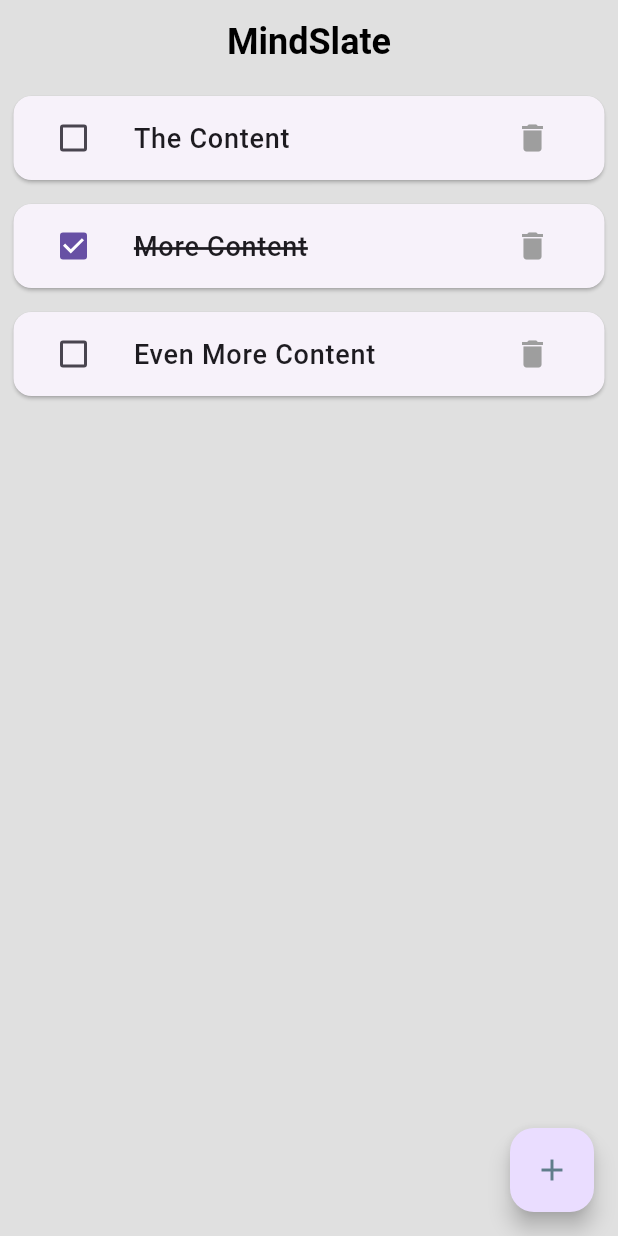
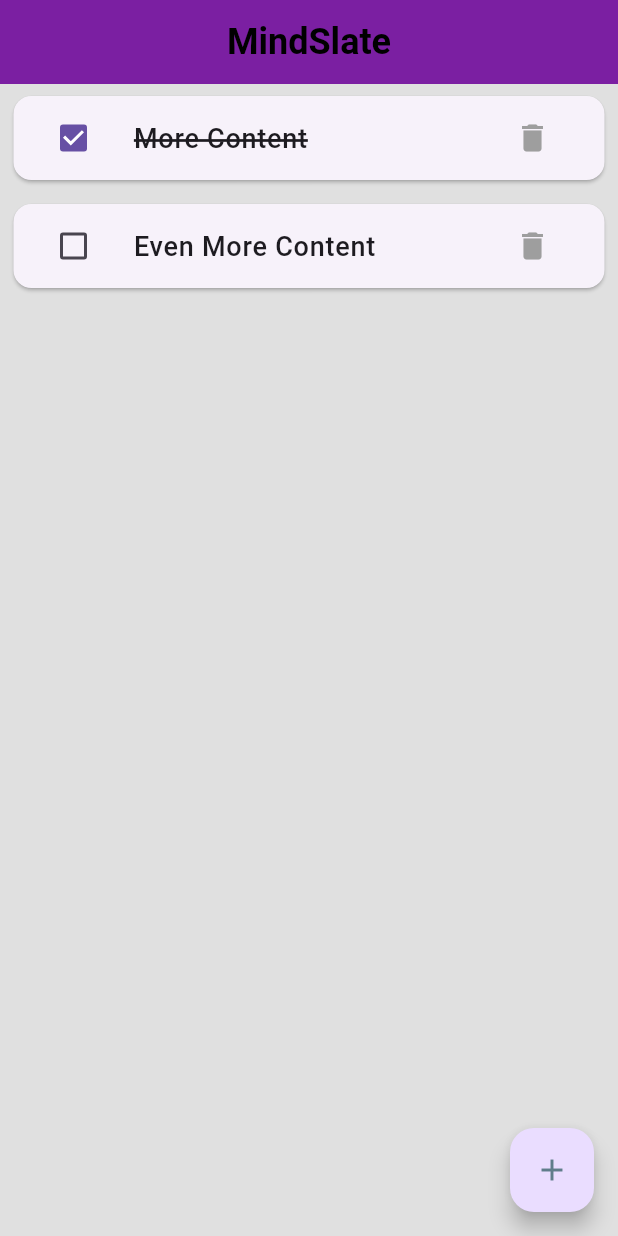
Before and after one commit to Pixel-Code-Hub206/MindSlate, a Flutter app: the screen it shows after launch, after a tap on the "delete" icon, on a phone screen of 412 x 824 dp. Run offline on Flutter 3.47's test engine with Material 3 defaults, Android fonts, the phone set to English and light mode, and no system bars; our stand-ins replace device_preview; Roboto replaces fonts that are missing (Poppins).

Commit message:
Added the ability to delete tasks, Changed the Code structure main.dart for better accessibilty to Material.dart for the device previews. Added functionality to the FAB by adding TextFields

```diff
--- a/lib/main.dart
+++ b/lib/main.dart
@@ -1,11 +1,19 @@
 import 'package:device_preview/device_preview.dart';
 import 'package:flutter/foundation.dart';
 import 'package:flutter/material.dart';
+import 'package:mindslate/utils/theme/app_theme.dart';
 import 'package:mindslate/pages/home_screen.dart';
 
 void main() => runApp(
     DevicePreview(
       enabled: kDebugMode,
-       builder: (context) => Home()
+       builder: (context) => MaterialApp(
+           builder: DevicePreview.appBuilder,   //To enable Device Preview
+         useInheritedMediaQuery: true,
+           home: Home(),
+           themeMode: ThemeMode.system,      //ThemeData
+           theme: AppTheme.lightTheme,
+           darkTheme: AppTheme.darkTheme,
+       ),
     ),
 );
--- a/lib/pages/home_screen.dart
+++ b/lib/pages/home_screen.dart
@@ -1,6 +1,5 @@
 import 'package:flutter/material.dart';
 import 'package:device_preview/device_preview.dart';
-import 'package:mindslate/utils/theme/app_theme.dart';
 import 'package:mindslate/models/tasks.dart';
 
 class Home extends StatefulWidget {
@@ -20,16 +19,12 @@ class _HomeState extends State<Home> {
 
   @override
   Widget build(BuildContext context) {
-    return MaterialApp(
-      builder: DevicePreview.appBuilder,  //Device Preview
-      themeMode: ThemeMode.system,      //ThemeData
-      theme: AppTheme.lightTheme,
-      darkTheme: AppTheme.darkTheme,
-      home: Scaffold(
+    return Scaffold(
         backgroundColor: Colors.grey[300],
         appBar: AppBar(
           title: Text('MindSlate'),
           centerTitle: true,
+          backgroundColor: Colors.purple[700],
         ),
         body: ListView.builder(
           itemCount: _tasks.length,
@@ -55,7 +50,8 @@ class _HomeState extends State<Home> {
                         ),
                       ),
                     trailing: IconButton(onPressed: (){
-                      print('Task is deleted');
+                      print('Task is deleted');   //Console logs
+                      deleteTask(index);
                     },
                         icon: Icon(Icons.delete),
                         color: Colors.grey[500],
@@ -65,9 +61,28 @@ class _HomeState extends State<Home> {
             ); //Test data over the UI,
             },
         ),
-        floatingActionButton: FloatingActionButton(
+        floatingActionButton: Builder(
+            builder: (innerContext) => FloatingActionButton(
               onPressed: () {
                 print('Task added to the list');
+                showModalBottomSheet(context: context,
+                  builder: (BuildContext context)
+                  {
+                    return Form(
+                      child: Column(
+                        children: [
+                          TextFormField(    //Input for the task description
+                            maxLength: 40,
+                            decoration: const InputDecoration(
+                              label: Text('Enter the task Description'),
+                            ),
+                          ),
+                          Text('This is a Bottom Sheet preview'),
+                        ],
+                      ),
+                    );
+                  },
+                );
               },
               child: const Icon(
                 Icons.add,
@@ -84,9 +99,9 @@ class _HomeState extends State<Home> {
     });
   }
 
-  void deleteTask(int index){
+  void deleteTask(int index){     //Deletes the tasks and removes them from the UI
     setState(() {
-      _tasks.remove(index);
+      _tasks.removeAt(index);
     });
   }
 
```
Lines whose indentation alone changed are shown as unchanged.
